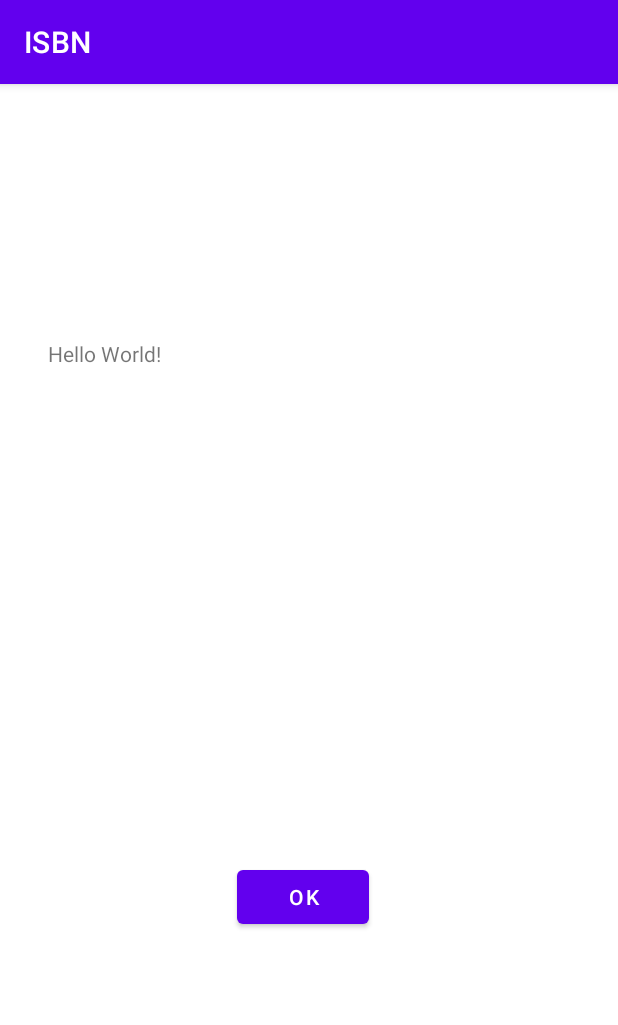
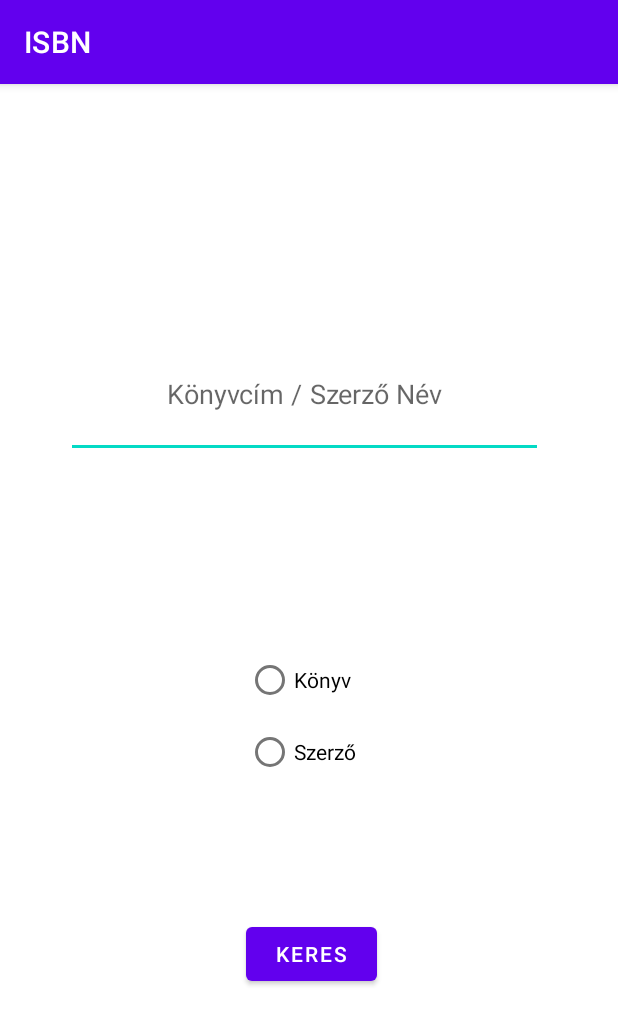
Before and after one commit to PixelPartisan01/Book-Search, an Android app: the screen it shows after launch (MainActivity before the commit, Start after it), on a phone screen of 412 x 824 dp. Shown: the top 1025 px of the screen. Run offline under Robolectric (Android 15) with nearby library versions, the phone set to English and light mode, and no system bars.

Commit message:
feat: Start Screen

```diff
--- a/app/src/main/AndroidManifest.xml
+++ b/app/src/main/AndroidManifest.xml
@@ -12,7 +12,7 @@
         android:supportsRtl="true"
         android:theme="@style/Theme.ISBN">
         <activity
-            android:name=".MainActivity"
+            android:name=".Start"
             android:exported="true">
             <intent-filter>
                 <action android:name="android.intent.action.MAIN" />
@@ -22,6 +22,4 @@
         </activity>
     </application>
 
-
-
 </manifest>
--- /dev/null
+++ b/app/src/main/java/com/example/isbn/Start.kt
@@ -0,0 +1,44 @@
+package com.example.isbn
+
+import androidx.appcompat.app.AppCompatActivity
+import android.os.Bundle
+import android.widget.Button
+import android.widget.RadioButton
+import android.widget.RadioGroup
+import android.widget.Toast
+
+class Start : AppCompatActivity()
+{
+    lateinit var button : Button
+    /*lateinit var radioButton: RadioButton
+    lateinit var radioButton2: RadioButton*/
+    var radioButtonGroup: RadioGroup? = null
+    lateinit var radioButton: RadioButton
+
+    override fun onCreate(savedInstanceState: Bundle?)
+    {
+        super.onCreate(savedInstanceState)
+        setContentView(R.layout.activity_start)
+
+        button = findViewById(R.id.button2)
+
+        radioButtonGroup = findViewById(R.id.radioButtonGroup)
+
+        /*radioButton = findViewById(R.id.radioButtonKönyv)
+        radioButton2 = findViewById(R.id.radioButtonSzerző)*/
+
+        button.setOnClickListener {
+
+            val selectedOption: Int = radioButtonGroup!!.checkedRadioButtonId
+
+
+            if(selectedOption != -1)
+            {
+                radioButton = findViewById(selectedOption)
+                Toast.makeText(baseContext, radioButton.text, Toast.LENGTH_SHORT).show()
+            }
+            else
+                Toast.makeText(baseContext,"Null", Toast.LENGTH_SHORT).show()
+        }
+    }
+}
--- a/app/src/main/res/layout/activity_main.xml
+++ b/app/src/main/res/layout/activity_main.xml
@@ -8,24 +8,13 @@
 
     <TextView
         android:id="@+id/textView"
-        android:layout_width="347dp"
-        android:layout_height="214dp"
+        android:layout_width="365dp"
+        android:layout_height="701dp"
         android:text="Hello World!"
         app:layout_constraintBottom_toBottomOf="parent"
-        app:layout_constraintHorizontal_bias="0.496"
         app:layout_constraintLeft_toLeftOf="parent"
         app:layout_constraintRight_toRightOf="parent"
         app:layout_constraintTop_toTopOf="parent"
-        app:layout_constraintVertical_bias="0.307" />
-
-    <Button
-        android:id="@+id/button"
-        android:layout_width="wrap_content"
-        android:layout_height="wrap_content"
-        android:layout_marginStart="158dp"
-        android:layout_marginTop="134dp"
-        android:text="Ok"
-        app:layout_constraintStart_toStartOf="parent"
-        app:layout_constraintTop_toBottomOf="@+id/textView" />
+        app:layout_constraintVertical_bias="0.533" />
 
 </androidx.constraintlayout.widget.ConstraintLayout>
--- /dev/null
+++ b/app/src/main/res/layout/activity_start.xml
@@ -0,0 +1,54 @@
+<?xml version="1.0" encoding="utf-8"?>
+<androidx.constraintlayout.widget.ConstraintLayout xmlns:android="http://schemas.android.com/apk/res/android"
+    xmlns:app="http://schemas.android.com/apk/res-auto"
+    xmlns:tools="http://schemas.android.com/tools"
+    android:layout_width="match_parent"
+    android:layout_height="match_parent"
+    tools:context=".Start">
+
+    <EditText
+        android:id="@+id/editTextTextPersonName"
+        android:layout_width="318dp"
+        android:layout_height="85dp"
+        android:layout_marginStart="44dp"
+        android:layout_marginTop="164dp"
+        android:ems="10"
+        android:hint="Könyvcím / Szerző Név"
+        android:inputType="textPersonName"
+        android:textAlignment="center"
+        app:layout_constraintStart_toStartOf="parent"
+        app:layout_constraintTop_toTopOf="parent" />
+
+    <Button
+        android:id="@+id/button2"
+        android:layout_width="87dp"
+        android:layout_height="48dp"
+        android:layout_marginStart="164dp"
+        android:layout_marginTop="556dp"
+        android:text="Keres"
+        app:layout_constraintStart_toStartOf="parent"
+        app:layout_constraintTop_toTopOf="parent" />
+
+    <RadioGroup
+        android:id="@+id/radioButtonGroup"
+        android:layout_width="wrap_content"
+        android:layout_height="wrap_content"
+        android:layout_marginStart="164dp"
+        android:layout_marginTop="124dp"
+        app:layout_constraintStart_toStartOf="parent"
+        app:layout_constraintTop_toBottomOf="@+id/editTextTextPersonName">
+
+        <RadioButton
+            android:id="@+id/radioButtonKönyv"
+            android:layout_width="match_parent"
+            android:layout_height="wrap_content"
+            android:text="Könyv" />
+
+        <RadioButton
+            android:id="@+id/radioButtonSzerző"
+            android:layout_width="match_parent"
+            android:layout_height="wrap_content"
+            android:text="Szerző" />
+    </RadioGroup>
+
+</androidx.constraintlayout.widget.ConstraintLayout>
```
